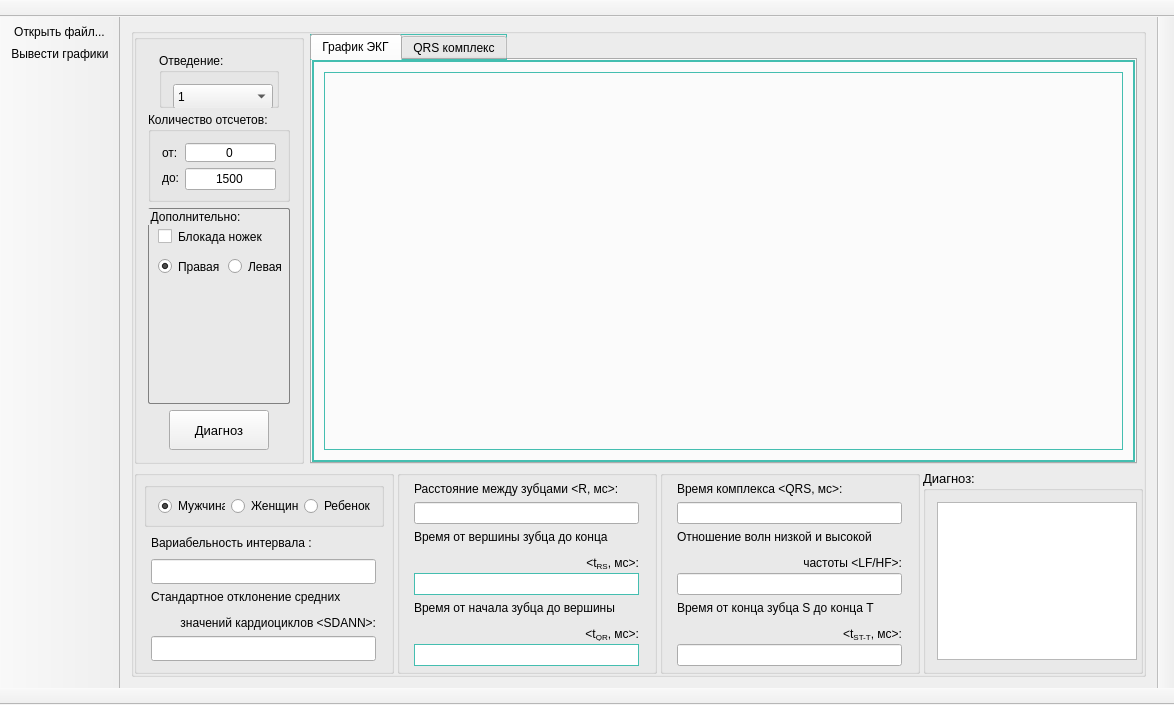
mihail727/ekp, file mainwindow.ui: the form before one commit.
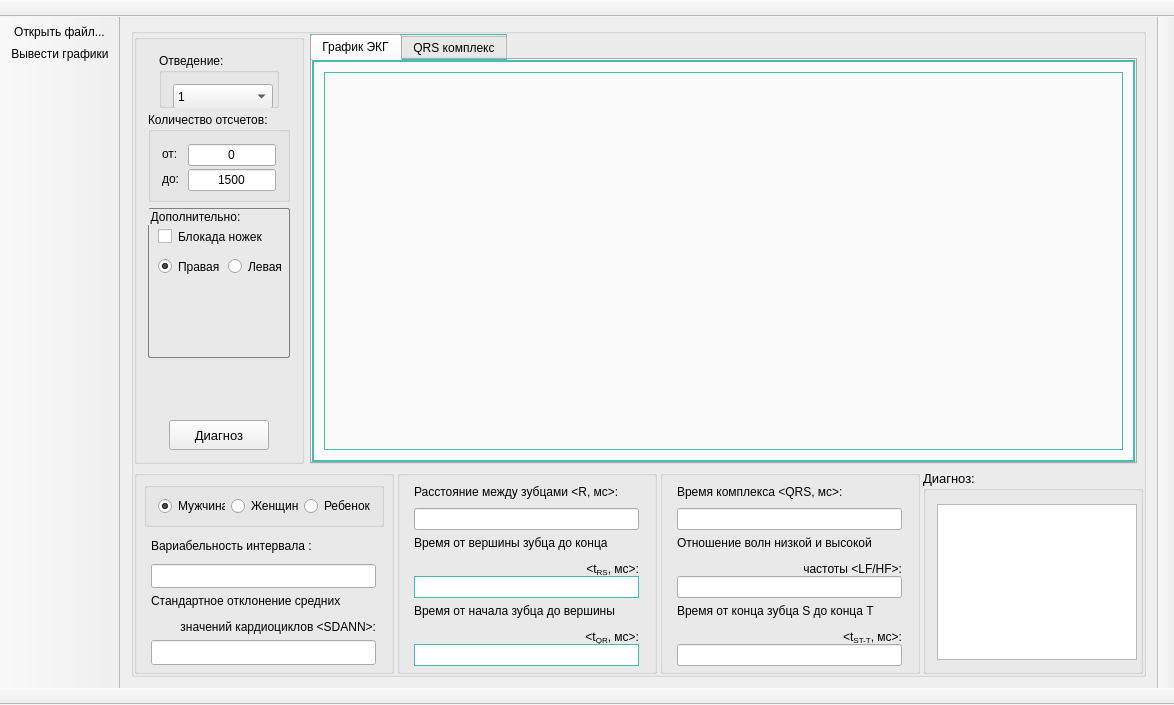
The form after the commit. Icons and pictures are not drawn. Custom widgets are drawn as their Qt base class.

What changed in the file:
```diff
--- a/mainwindow.ui
+++ b/mainwindow.ui
@@ -236,7 +236,7 @@
            <property name="maximumSize">
             <size>
              <width>170</width>
-             <height>100000</height>
+             <height>1000000</height>
             </size>
            </property>
            <property name="title">
@@ -402,8 +402,29 @@
                <string>Количество отсчетов:</string>
               </property>
               <layout class="QFormLayout" name="formLayout_2">
+               <property name="topMargin">
+                <number>12</number>
+               </property>
                <item row="1" column="0">
                 <widget class="QLabel" name="label_3">
+                 <property name="sizePolicy">
+                  <sizepolicy hsizetype="Expanding" vsizetype="Expanding">
+                   <horstretch>0</horstretch>
+                   <verstretch>0</verstretch>
+                  </sizepolicy>
+                 </property>
+                 <property name="minimumSize">
+                  <size>
+                   <width>20</width>
+                   <height>20</height>
+                  </size>
+                 </property>
+                 <property name="maximumSize">
+                  <size>
+                   <width>25</width>
+                   <height>25</height>
+                  </size>
+                 </property>
                  <property name="styleSheet">
                   <string notr="true"/>
                  </property>
@@ -415,11 +436,17 @@
                <item row="1" column="1">
                 <widget class="QLineEdit" name="lineEdit_2">
                  <property name="sizePolicy">
-                  <sizepolicy hsizetype="Expanding" vsizetype="Preferred">
+                  <sizepolicy hsizetype="Expanding" vsizetype="Expanding">
                    <horstretch>0</horstretch>
                    <verstretch>0</verstretch>
                   </sizepolicy>
                  </property>
+                 <property name="minimumSize">
+                  <size>
+                   <width>80</width>
+                   <height>22</height>
+                  </size>
+                 </property>
                  <property name="maximumSize">
                   <size>
                    <width>100</width>
@@ -442,6 +469,24 @@
                </item>
                <item row="2" column="0">
                 <widget class="QLabel" name="label_2">
+                 <property name="sizePolicy">
+                  <sizepolicy hsizetype="Expanding" vsizetype="Expanding">
+                   <horstretch>0</horstretch>
+                   <verstretch>0</verstretch>
+                  </sizepolicy>
+                 </property>
+                 <property name="minimumSize">
+                  <size>
+                   <width>20</width>
+                   <height>20</height>
+                  </size>
+                 </property>
+                 <property name="maximumSize">
+                  <size>
+                   <width>25</width>
+                   <height>25</height>
+                  </size>
+                 </property>
                  <property name="styleSheet">
                   <string notr="true"/>
                  </property>
@@ -453,14 +498,14 @@
                <item row="2" column="1">
                 <widget class="QLineEdit" name="lineEdit">
                  <property name="sizePolicy">
-                  <sizepolicy hsizetype="Expanding" vsizetype="Preferred">
+                  <sizepolicy hsizetype="Expanding" vsizetype="Expanding">
                    <horstretch>0</horstretch>
                    <verstretch>0</verstretch>
                   </sizepolicy>
                  </property>
                  <property name="minimumSize">
                   <size>
-                   <width>0</width>
+                   <width>80</width>
                    <height>22</height>
                   </size>
                  </property>
@@ -486,6 +531,24 @@
             </item>
             <item>
              <widget class="QGroupBox" name="groupBox_2">
+              <property name="sizePolicy">
+               <sizepolicy hsizetype="Expanding" vsizetype="Expanding">
+                <horstretch>0</horstretch>
+                <verstretch>0</verstretch>
+               </sizepolicy>
+              </property>
+              <property name="minimumSize">
+               <size>
+                <width>130</width>
+                <height>100</height>
+               </size>
+              </property>
+              <property name="maximumSize">
+               <size>
+                <width>150</width>
+                <height>150</height>
+               </size>
+              </property>
               <property name="styleSheet">
                <string notr="true">	border:1px solid gray;
 	border-radius:2px;
@@ -547,7 +610,7 @@
               </widget>
              </widget>
             </item>
-            <item alignment="Qt::AlignHCenter">
+            <item alignment="Qt::AlignHCenter|Qt::AlignBottom">
              <widget class="QPushButton" name="pushButton">
               <property name="sizePolicy">
                <sizepolicy hsizetype="Expanding" vsizetype="Expanding">
@@ -558,7 +621,7 @@
               <property name="minimumSize">
                <size>
                 <width>100</width>
-                <height>25</height>
+                <height>30</height>
                </size>
               </property>
               <property name="maximumSize">
@@ -684,7 +747,7 @@
              </property>
              <property name="maximumSize">
               <size>
-               <width>260</width>
+               <width>300</width>
                <height>220</height>
               </size>
              </property>
@@ -778,15 +841,20 @@
                 <property name="minimumSize">
                  <size>
                   <width>225</width>
-                  <height>0</height>
+                  <height>20</height>
                  </size>
                 </property>
                 <property name="maximumSize">
                  <size>
                   <width>225</width>
-                  <height>20</height>
+                  <height>25</height>
                  </size>
                 </property>
+                <property name="font">
+                 <font>
+                  <family>Arial</family>
+                 </font>
+                </property>
                 <property name="styleSheet">
                  <string notr="true"/>
                 </property>
@@ -801,7 +869,7 @@
               <item alignment="Qt::AlignHCenter">
                <widget class="QLineEdit" name="lineEdit_4">
                 <property name="sizePolicy">
-                 <sizepolicy hsizetype="Expanding" vsizetype="Fixed">
+                 <sizepolicy hsizetype="Expanding" vsizetype="Expanding">
                   <horstretch>0</horstretch>
                   <verstretch>0</verstretch>
                  </sizepolicy>
@@ -829,7 +897,7 @@
               <item alignment="Qt::AlignHCenter">
                <widget class="QLabel" name="label_4">
                 <property name="sizePolicy">
-                 <sizepolicy hsizetype="Preferred" vsizetype="Expanding">
+                 <sizepolicy hsizetype="Expanding" vsizetype="Expanding">
                   <horstretch>0</horstretch>
                   <verstretch>0</verstretch>
                  </sizepolicy>
@@ -837,13 +905,13 @@
                 <property name="minimumSize">
                  <size>
                   <width>225</width>
-                  <height>0</height>
+                  <height>40</height>
                  </size>
                 </property>
                 <property name="maximumSize">
                  <size>
-                  <width>226</width>
-                  <height>40</height>
+                  <width>225</width>
+                  <height>45</height>
                  </size>
                 </property>
                 <property name="styleSheet">
@@ -857,7 +925,7 @@
               <item alignment="Qt::AlignHCenter">
                <widget class="QLineEdit" name="lineEdit_3">
                 <property name="sizePolicy">
-                 <sizepolicy hsizetype="Preferred" vsizetype="Fixed">
+                 <sizepolicy hsizetype="Expanding" vsizetype="Expanding">
                   <horstretch>0</horstretch>
                   <verstretch>0</verstretch>
                  </sizepolicy>
@@ -901,7 +969,7 @@
              </property>
              <property name="maximumSize">
               <size>
-               <width>260</width>
+               <width>300</width>
                <height>220</height>
               </size>
              </property>
@@ -935,13 +1003,13 @@
                 <property name="minimumSize">
                  <size>
                   <width>225</width>
-                  <height>0</height>
+                  <height>20</height>
                  </size>
                 </property>
                 <property name="maximumSize">
                  <size>
                   <width>225</width>
-                  <height>20</height>
+                  <height>25</height>
                  </size>
                 </property>
                 <property name="styleSheet">
@@ -961,7 +1029,7 @@
               <item alignment="Qt::AlignHCenter">
                <widget class="QLineEdit" name="lineEdit_7">
                 <property name="sizePolicy">
-                 <sizepolicy hsizetype="Expanding" vsizetype="Fixed">
+                 <sizepolicy hsizetype="Expanding" vsizetype="Expanding">
                   <horstretch>0</horstretch>
                   <verstretch>0</verstretch>
                  </sizepolicy>
@@ -1020,7 +1088,7 @@
               <item alignment="Qt::AlignHCenter">
                <widget class="QLineEdit" name="lineEdit_6">
                 <property name="sizePolicy">
-                 <sizepolicy hsizetype="Expanding" vsizetype="Fixed">
+                 <sizepolicy hsizetype="Expanding" vsizetype="Expanding">
                   <horstretch>0</horstretch>
                   <verstretch>0</verstretch>
                  </sizepolicy>
@@ -1049,7 +1117,7 @@
               <item alignment="Qt::AlignHCenter">
                <widget class="QLabel" name="label_6">
                 <property name="sizePolicy">
-                 <sizepolicy hsizetype="Preferred" vsizetype="Preferred">
+                 <sizepolicy hsizetype="Expanding" vsizetype="Expanding">
                   <horstretch>0</horstretch>
                   <verstretch>0</verstretch>
                  </sizepolicy>
@@ -1125,7 +1193,7 @@
              </property>
              <property name="maximumSize">
               <size>
-               <width>260</width>
+               <width>300</width>
                <height>220</height>
               </size>
              </property>
@@ -1159,13 +1227,13 @@
                 <property name="minimumSize">
                  <size>
                   <width>225</width>
-                  <height>0</height>
+                  <height>20</height>
                  </size>
                 </property>
                 <property name="maximumSize">
                  <size>
                   <width>225</width>
-                  <height>20</height>
+                  <height>25</height>
                  </size>
                 </property>
                 <property name="styleSheet">
@@ -1182,7 +1250,7 @@
               <item alignment="Qt::AlignHCenter">
                <widget class="QLineEdit" name="lineEdit_10">
                 <property name="sizePolicy">
-                 <sizepolicy hsizetype="Expanding" vsizetype="Fixed">
+                 <sizepolicy hsizetype="Expanding" vsizetype="Expanding">
                   <horstretch>0</horstretch>
                   <verstretch>0</verstretch>
                  </sizepolicy>
@@ -1210,7 +1278,7 @@
               <item alignment="Qt::AlignHCenter">
                <widget class="QLabel" name="label_10">
                 <property name="sizePolicy">
-                 <sizepolicy hsizetype="Expanding" vsizetype="Preferred">
+                 <sizepolicy hsizetype="Expanding" vsizetype="Expanding">
                   <horstretch>0</horstretch>
                   <verstretch>0</verstretch>
                  </sizepolicy>
@@ -1224,7 +1292,7 @@
                 <property name="maximumSize">
                  <size>
                   <width>225</width>
-                  <height>40</height>
+                  <height>45</height>
                  </size>
                 </property>
                 <property name="styleSheet">
@@ -1241,7 +1309,7 @@
               <item alignment="Qt::AlignHCenter">
                <widget class="QLineEdit" name="lineEdit_9">
                 <property name="sizePolicy">
-                 <sizepolicy hsizetype="Expanding" vsizetype="Fixed">
+                 <sizepolicy hsizetype="Expanding" vsizetype="Expanding">
                   <horstretch>0</horstretch>
                   <verstretch>0</verstretch>
                  </sizepolicy>
@@ -1272,7 +1340,7 @@
               <item alignment="Qt::AlignHCenter">
                <widget class="QLabel" name="label_9">
                 <property name="sizePolicy">
-                 <sizepolicy hsizetype="Expanding" vsizetype="Preferred">
+                 <sizepolicy hsizetype="Expanding" vsizetype="Expanding">
                   <horstretch>0</horstretch>
                   <verstretch>0</verstretch>
                  </sizepolicy>
@@ -1286,7 +1354,7 @@
                 <property name="maximumSize">
                  <size>
                   <width>225</width>
-                  <height>40</height>
+                  <height>45</height>
                  </size>
                 </property>
                 <property name="styleSheet">
@@ -1363,10 +1431,13 @@
               <string>Диагноз:</string>
              </property>
              <layout class="QGridLayout" name="gridLayout_3">
-              <item row="0" column="0">
+              <property name="topMargin">
+               <number>13</number>
+              </property>
+              <item row="0" column="0" alignment="Qt::AlignTop">
                <widget class="QTextEdit" name="textEdit_2">
                 <property name="sizePolicy">
-                 <sizepolicy hsizetype="Expanding" vsizetype="Fixed">
+                 <sizepolicy hsizetype="Expanding" vsizetype="Expanding">
                   <horstretch>0</horstretch>
                   <verstretch>0</verstretch>
                  </sizepolicy>
@@ -1374,13 +1445,13 @@
                 <property name="minimumSize">
                  <size>
                   <width>200</width>
-                  <height>0</height>
+                  <height>150</height>
                  </size>
                 </property>
                 <property name="maximumSize">
                  <size>
                   <width>700</width>
-                  <height>16777215</height>
+                  <height>190</height>
                  </size>
                 </property>
                 <property name="font">
```
Left out of the diff: 17 changed lines with no effect on the pictures.
